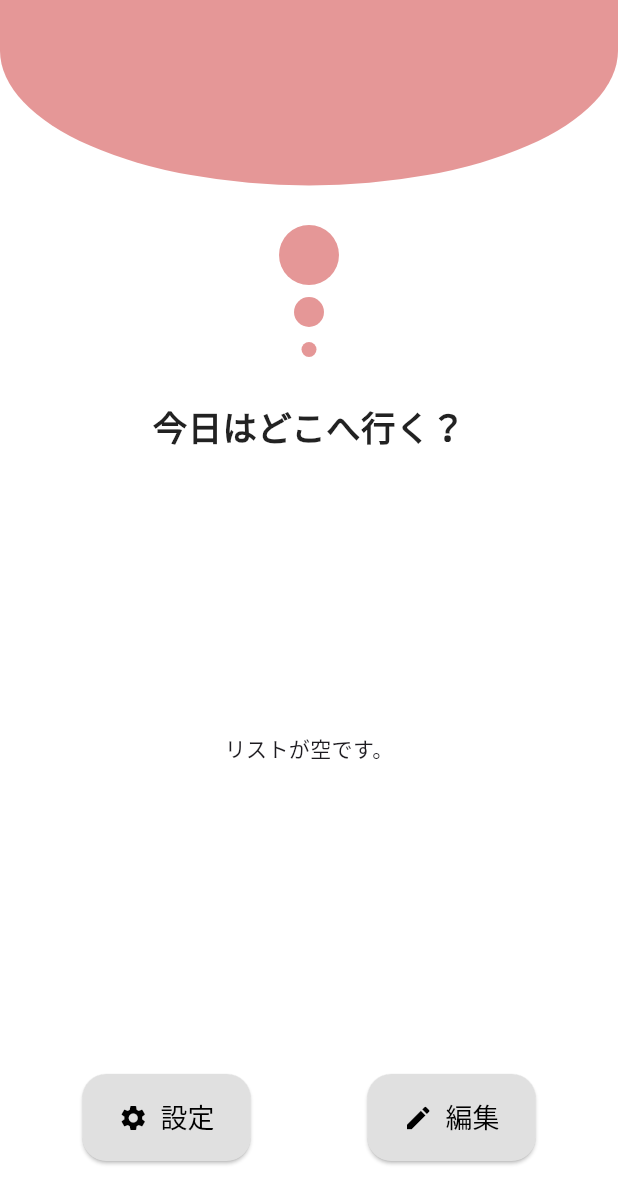
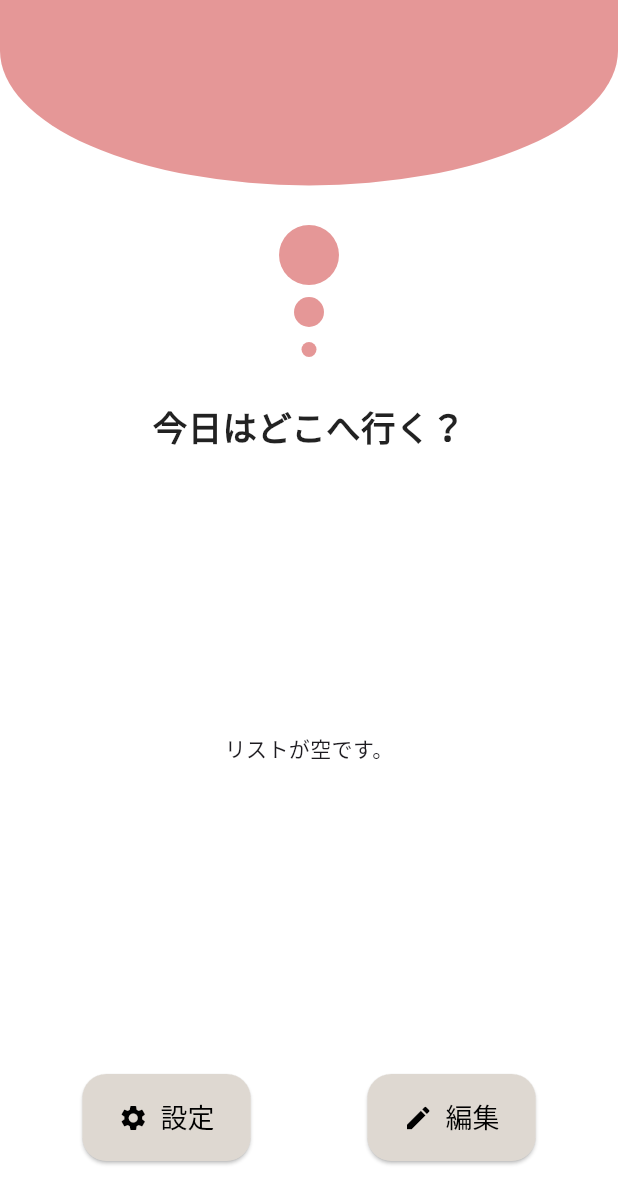
Before and after one commit to hwacho9/wasurenai, a Flutter app: the HomeView screen opened directly, on a phone screen of 412 x 824 dp. Shown: the top 1204 px of the screen. Run offline on Flutter 3.47's test engine with Material 3 defaults, Android fonts, the phone set to English and light mode, and no system bars; our stand-ins replace cloud_firestore, firebase_auth, firebase_core, flutter_card_swiper; accounts and stored records are empty.

Commit message:
style:reusable buttons color

```diff
--- a/lib/widgets/Buttons/reusable_buttons.dart
+++ b/lib/widgets/Buttons/reusable_buttons.dart
@@ -1,4 +1,5 @@
 import 'package:flutter/material.dart';
+import 'package:wasurenai/data/app_colors.dart';
 
 class ReusableButtons extends StatelessWidget {
   final String settingsLabel;
@@ -44,7 +45,8 @@ class ReusableButtons extends StatelessWidget {
             ),
             style: ElevatedButton.styleFrom(
               padding: const EdgeInsets.symmetric(horizontal: 24, vertical: 16),
-              backgroundColor: settingsBackgroundColor ?? Colors.grey[300],
+              backgroundColor:
+                  settingsBackgroundColor ?? AppColors.scaffoldBackground,
               foregroundColor: settingsForegroundColor ?? Colors.black,
               shape: RoundedRectangleBorder(
                 borderRadius: BorderRadius.circular(16), // 버튼 모서리 둥글게
@@ -60,7 +62,8 @@ class ReusableButtons extends StatelessWidget {
             ),
             style: ElevatedButton.styleFrom(
               padding: const EdgeInsets.symmetric(horizontal: 24, vertical: 16),
-              backgroundColor: editBackgroundColor ?? Colors.grey[300],
+              backgroundColor:
+                  editBackgroundColor ?? AppColors.scaffoldBackground,
               foregroundColor: editForegroundColor ?? Colors.black,
               shape: RoundedRectangleBorder(
                 borderRadius: BorderRadius.circular(16), // 버튼 모서리 둥글게
```
